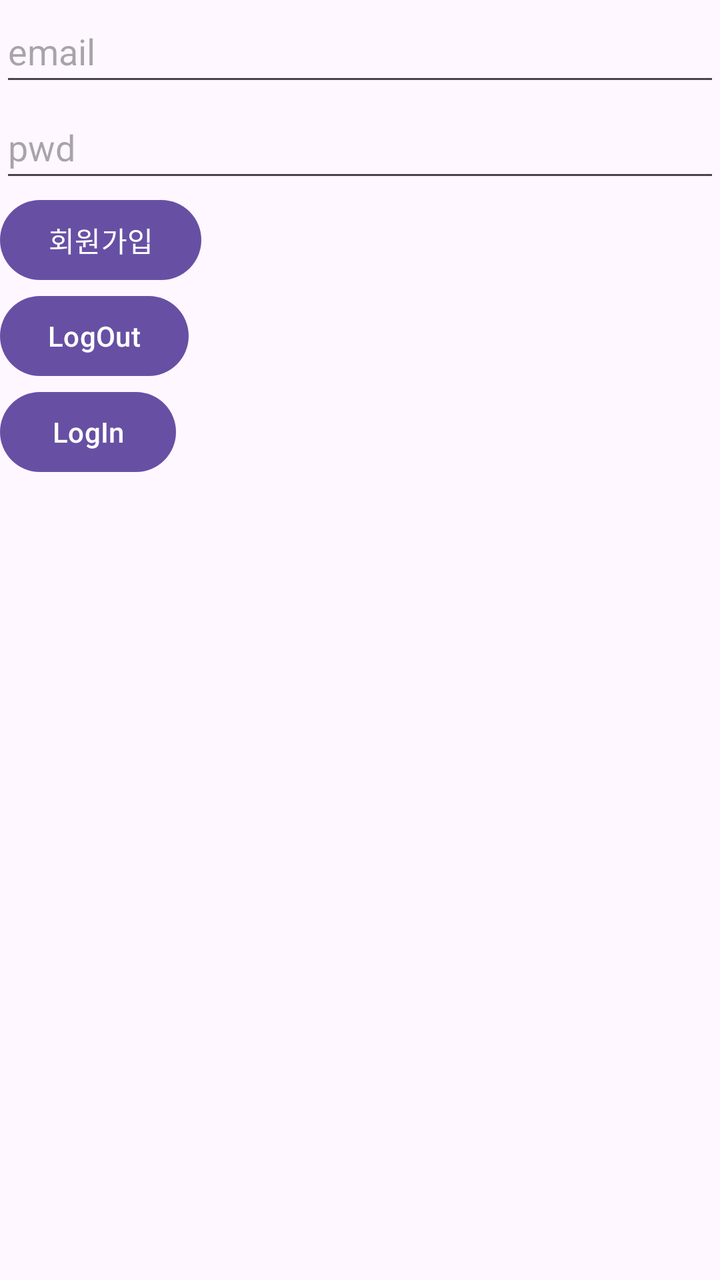
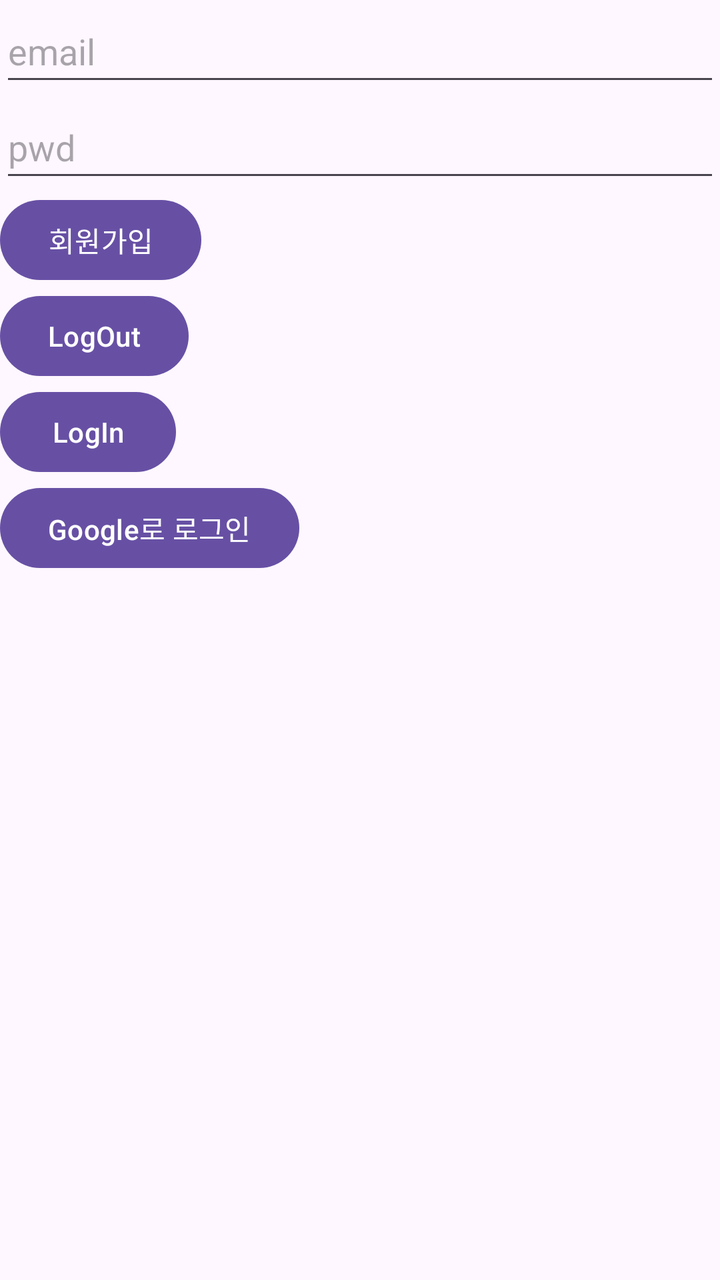

Compare the two renders of this Android layout. The source of the first and the diff that turns it into the second are given below.
<!-- AndroidManifest.xml: application theme Theme.MyFireBase -->
<!-- res/layout/activity_main.xml -->
<?xml version="1.0" encoding="utf-8"?>
<LinearLayout
    xmlns:android="http://schemas.android.com/apk/res/android"
    xmlns:app="http://schemas.android.com/apk/res-auto"
    xmlns:tools="http://schemas.android.com/tools"
    android:id="@+id/main"
    android:orientation="vertical"
    android:layout_width="match_parent"
    android:layout_height="match_parent"
    tools:context=".MainActivity">

    <EditText
        android:id="@+id/emailArea"
        android:hint="email"
        android:layout_width="match_parent"
        android:layout_height="wrap_content"
        android:minHeight="48dp"/>
    <EditText
        android:id="@+id/pwdArea"
        android:hint="pwd"
        android:inputType="textPassword"
        android:layout_width="match_parent"
        android:layout_height="wrap_content"
        android:minHeight="48dp"/>
    <Button
        android:id="@+id/joinBtn"
        android:text="회원가입"
        android:layout_width="wrap_content"
        android:layout_height="wrap_content"/>
    <Button
        android:id="@+id/logoutBtn"
        android:text="LogOut"
        android:layout_width="wrap_content"
        android:layout_height="wrap_content"/>
    <Button
        android:id="@+id/logInBtn"
        android:text="LogIn"
        android:layout_width="wrap_content"
        android:layout_height="wrap_content"/>


</LinearLayout>
<!-- resources referenced by this layout -->
<resources>
  <style name="Theme.MyFireBase" parent="Base.Theme.MyFireBase" />
  <style name="Base.Theme.MyFireBase" parent="Theme.Material3.DayNight.NoActionBar">
          
          
      </style>
</resources>

<!-- the commit's change to res/layout/activity_main.xml (unified diff, before → after) -->
@@ -39,4 +39,9 @@
         android:layout_height="wrap_content"/>
 
 
+    <Button
+        android:id="@+id/googleLoginBtn"
+        android:text="@string/google_login"
+        android:layout_width="wrap_content"
+        android:layout_height="wrap_content"/>
 </LinearLayout>
<!-- resource entries referenced after the edit -->
@@ -1,5 +1,6 @@
 <!-- resources referenced by this layout -->
 <resources>
+  <string name="google_login">Google로 로그인</string>
   <style name="Theme.MyFireBase" parent="Base.Theme.MyFireBase" />
   <style name="Base.Theme.MyFireBase" parent="Theme.Material3.DayNight.NoActionBar">
           
